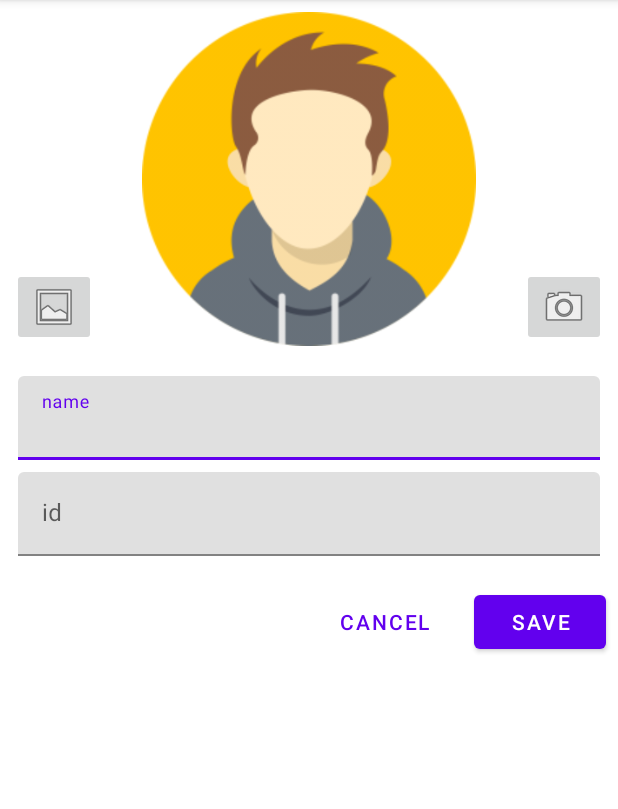
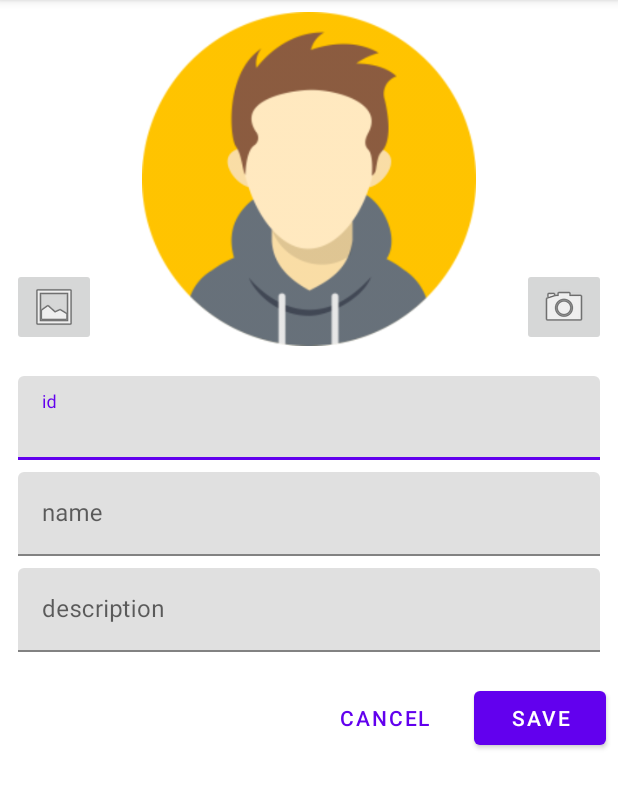
Before and after one commit to MaorCaspi/Travel-Together, an Android app: the fragment AddStudentFragment shown on its own in the app's theme, on a phone screen of 412 x 824 dp, the part 84-893 px from its top. Run offline under Robolectric (Android 15) with nearby library versions, the phone set to English and light mode, and no system bars.

Commit message:
add description field

```diff
--- a/app/src/main/java/com/finalProject/travelTogether/feed/AddStudentFragment.java
+++ b/app/src/main/java/com/finalProject/travelTogether/feed/AddStudentFragment.java
@@ -27,6 +27,7 @@ public class AddStudentFragment extends Fragment {
     private static final int REQUEST_CAMERA = 1;
     private static final int PICK_IMAGE = 2;
     EditText nameEt;
+    EditText descriptionEt;
     EditText idEt;
     Button saveBtn;
     Button cancelBtn;
@@ -41,6 +42,7 @@ public class AddStudentFragment extends Fragment {
     public View onCreateView(@NonNull LayoutInflater inflater, @Nullable ViewGroup container, @Nullable Bundle savedInstanceState) {
         View view = inflater.inflate(R.layout.fragment_add_student,container, false);
         nameEt = view.findViewById(R.id.main_name_et);
+        descriptionEt = view.findViewById(R.id.main_description_et);
         idEt = view.findViewById(R.id.main_id_et);
         saveBtn = view.findViewById(R.id.main_save_btn);
         cancelBtn = view.findViewById(R.id.main_cancel_btn);
@@ -116,9 +118,10 @@ public class AddStudentFragment extends Fragment {
         galleryBtn.setEnabled(false);
 
         String name = nameEt.getText().toString();
+        String description = descriptionEt.getText().toString();
         String id = idEt.getText().toString();
-        Log.d("TAG","saved name:" + name + " id:" + id);
-        Student student = new Student(name,id);
+        Log.d("TAG","saved name:" + name + " id:" + id + " disription:" + description);
+        Student student = new Student(name,id,description);
         if (imageBitmap == null){
             Model.instance.addStudent(student,()->{
                 Navigation.findNavController(nameEt).navigateUp();
--- a/app/src/main/java/com/finalProject/travelTogether/feed/StudentDetailsFragment.java
+++ b/app/src/main/java/com/finalProject/travelTogether/feed/StudentDetailsFragment.java
@@ -19,6 +19,7 @@ import com.squareup.picasso.Picasso;
 public class StudentDetailsFragment extends Fragment {
     TextView nameTv;
     TextView idTv;
+    TextView descriptionTv;
     ImageView avatarImv;
 
     @Override
@@ -33,13 +34,14 @@ public class StudentDetailsFragment extends Fragment {
             @Override
             public void onComplete(Student student) {
                 nameTv.setText(student.getName());
+                descriptionTv.setText(student.getDescription());
                 idTv.setText(student.getId());
                 if (student.getAvatarUrl() != null) {
                     Picasso.get().load(student.getAvatarUrl()).into(avatarImv);
                 }
             }
         });
-
+        descriptionTv = view.findViewById(R.id.details_description_tv);
         nameTv = view.findViewById(R.id.details_name_tv);
         idTv = view.findViewById(R.id.details_id_tv);
         avatarImv = view.findViewById(R.id.details_avatar_img);
--- a/app/src/main/res/layout/fragment_add_student.xml
+++ b/app/src/main/res/layout/fragment_add_student.xml
@@ -11,7 +11,7 @@
         android:layout_width="match_parent"
         android:layout_height="wrap_content">
 
-    <ImageView
+        <ImageView
         android:id="@+id/main_avatar_imv"
         android:layout_width="0dp"
         android:layout_height="0dp"
@@ -40,6 +40,20 @@
             android:layout_width="match_parent"
             android:layout_height="wrap_content"
             android:layout_margin="4dp"
+            android:hint="@string/id">
+
+            <com.google.android.material.textfield.TextInputEditText
+                android:id="@+id/main_id_et"
+                android:layout_width="match_parent"
+                android:layout_height="wrap_content"
+                android:inputType="text"
+                android:maxLines="1" />
+        </com.google.android.material.textfield.TextInputLayout>
+
+        <com.google.android.material.textfield.TextInputLayout
+            android:layout_width="match_parent"
+            android:layout_height="wrap_content"
+            android:layout_margin="4dp"
             android:hint="@string/name">
 
             <com.google.android.material.textfield.TextInputEditText
@@ -54,14 +68,15 @@
             android:layout_width="match_parent"
             android:layout_height="wrap_content"
             android:layout_margin="4dp"
-            android:hint="@string/id">
+            android:hint="description">
 
             <com.google.android.material.textfield.TextInputEditText
-                android:id="@+id/main_id_et"
+                android:id="@+id/main_description_et"
                 android:layout_width="match_parent"
                 android:layout_height="wrap_content"
-                android:inputType="text"
-                android:maxLines="1" />
+                android:inputType="textMultiLine"
+                android:maxLines="8"
+          />
         </com.google.android.material.textfield.TextInputLayout>
 
     </androidx.appcompat.widget.LinearLayoutCompat>
```
Also changed, not shown: app/src/main/java/com/finalProject/travelTogether/model/Student.java (+14 -2 lines), app/src/main/res/layout/fragment_student_details.xml (+14 -0 lines).
